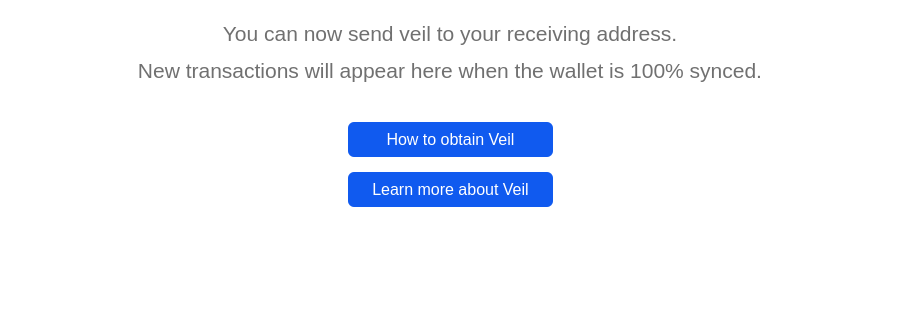
The window that src/qt/forms/overviewpage.ui (Veil-Project/veil) describes before a commit, drawn with Qt 5; both pictures show x 0 to 900 and y 143 to 463 of the 900 by 640 pixel window.
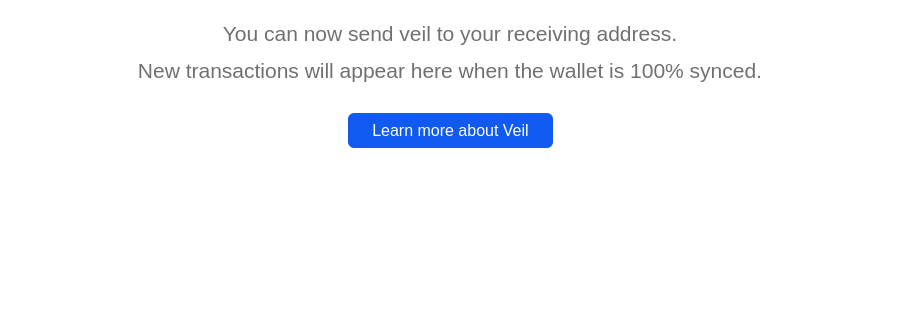
The same window after the commit.

Commit message: how to obtain veil button removed

```diff
--- a/src/qt/forms/overviewpage.ui
+++ b/src/qt/forms/overviewpage.ui
@@ -172,7 +172,7 @@
               <property name="frameShadow">
                <enum>QFrame::Raised</enum>
               </property>
-              <layout class="QVBoxLayout" name="verticalLayout" stretch="2,0,0,0,1,0,0,3">
+              <layout class="QVBoxLayout" name="verticalLayout" stretch="2,0,0,0,1,0,3">
                <property name="sizeConstraint">
                 <enum>QLayout::SetDefaultConstraint</enum>
                </property>
@@ -229,83 +229,6 @@
                  </property>
                 </spacer>
                </item>
-               <item>
-                <widget class="QFrame" name="frame">
-                 <property name="minimumSize">
-                  <size>
-                   <width>40</width>
-                   <height>50</height>
-                  </size>
-                 </property>
-                 <property name="styleSheet">
-                  <string notr="true"/>
-                 </property>
-                 <property name="frameShape">
-                  <enum>QFrame::StyledPanel</enum>
-                 </property>
-                 <property name="frameShadow">
-                  <enum>QFrame::Raised</enum>
-                 </property>
-                 <layout class="QHBoxLayout" name="horizontalLayout_5">
-                  <item>
-                   <spacer name="horizontalSpacer_4">
-                    <property name="orientation">
-                     <enum>Qt::Horizontal</enum>
-                    </property>
-                    <property name="sizeHint" stdset="0">
-                     <size>
-                      <width>317</width>
-                      <height>20</height>
-                     </size>
-                    </property>
-                   </spacer>
-                  </item>
-                  <item>
-                   <widget class="QPushButton" name="btnGoHowToObtainVeil">
-                    <property name="minimumSize">
-                     <size>
-                      <width>205</width>
-                      <height>0</height>
-                     </size>
-                    </property>
-                    <property name="focusPolicy">
-                     <enum>Qt::NoFocus</enum>
-                    </property>
-                    <property name="styleSheet">
-                     <string notr="true">#btnGoHowToObtainVeil {
-border-radius: 6px;
-color: #FFFFFF;
-font-size: 16px;
-background-color:#105aef;
-line-height:10px;
-padding:8 20 8 20;
-}
-
-#btnGoHowToObtainVeil:hover {
-background-color:#0e45b4;
-}</string>
-                    </property>
-                    <property name="text">
-                     <string>How to obtain Veil</string>
-                    </property>
-                   </widget>
-                  </item>
-                  <item>
-                   <spacer name="horizontalSpacer_5">
-                    <property name="orientation">
-                     <enum>Qt::Horizontal</enum>
-                    </property>
-                    <property name="sizeHint" stdset="0">
-                     <size>
-                      <width>318</width>
-                      <height>20</height>
-                     </size>
-                    </property>
-                   </spacer>
-                  </item>
-                 </layout>
-                </widget>
-               </item>
                <item>
                 <layout class="QHBoxLayout" name="horizontalLayout_2" stretch="3,1,3">
                  <item>
```
The commit also changes 4 other files.
